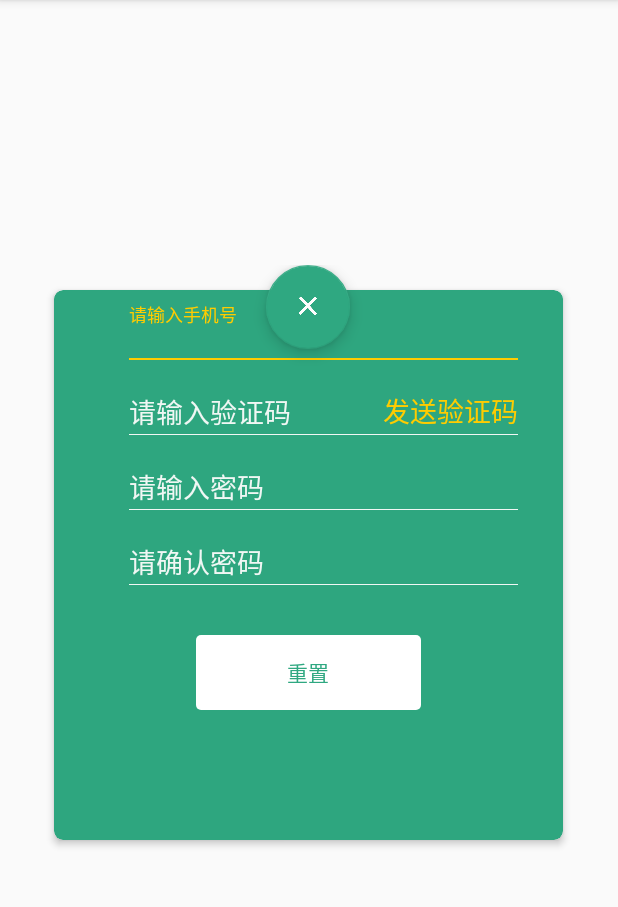
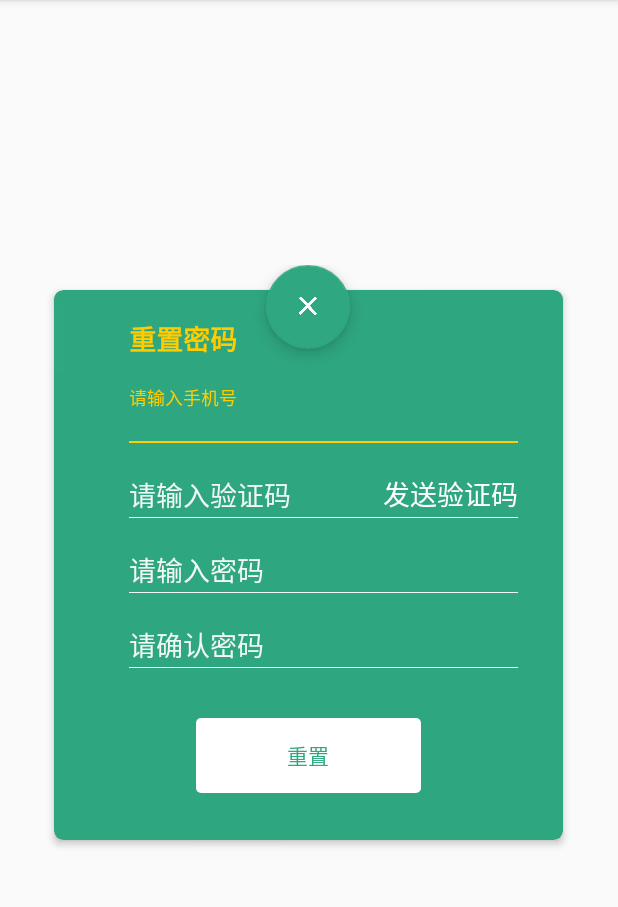
Before and after one commit to jishiDevelopers/jishi-APP, an Android app: the ForgetPasswordActivity screen opened directly, with no data from a screen before it, on a phone screen of 412 x 824 dp, the part 84-991 px from its top. Run offline under Robolectric (Android 15) with nearby library versions, the phone set to English and light mode, and no system bars.

Commit message:
feat: finish the forget password interface

```diff
--- a/app/src/main/java/com/bbel/eatnow/ForgetPasswordActivity.java
+++ b/app/src/main/java/com/bbel/eatnow/ForgetPasswordActivity.java
@@ -2,6 +2,8 @@ package com.bbel.eatnow;
 
 import android.animation.Animator;
 import android.animation.AnimatorListenerAdapter;
+import android.app.ActivityOptions;
+import android.content.Intent;
 import android.os.Bundle;
 import android.support.design.widget.FloatingActionButton;
 import android.support.v7.app.AppCompatActivity;
@@ -11,11 +13,14 @@ import android.transition.TransitionInflater;
 import android.view.View;
 import android.view.ViewAnimationUtils;
 import android.view.animation.AccelerateInterpolator;
+import android.widget.Button;
+import android.widget.TextView;
 
 public class ForgetPasswordActivity extends AppCompatActivity {
 
     private FloatingActionButton fab;
     private CardView forget;
+    private Button buttonReset;
 
     @Override
     protected void onCreate(Bundle savedInstanceState) {
@@ -23,6 +28,7 @@ public class ForgetPasswordActivity extends AppCompatActivity {
         setContentView(R.layout.activity_forget_password);
         ShowEnterAnimation();
         initView();
+        setListener();
         fab.setOnClickListener(new View.OnClickListener() {
             @Override
             public void onClick(View v) {
@@ -32,8 +38,22 @@ public class ForgetPasswordActivity extends AppCompatActivity {
     }
 
     private void initView() {
-        fab = findViewById(R.id.fab_f);
+        fab = findViewById(R.id.fab);
         forget = findViewById(R.id.forget);
+        buttonReset = findViewById(R.id.bt_go);
+    }
+
+    private void setListener() {
+        buttonReset.setOnClickListener(new View.OnClickListener() {
+            @Override
+            public void onClick(View view) {
+                getWindow().setExitTransition(null);
+                getWindow().setEnterTransition(null);
+                ActivityOptions oc2 = ActivityOptions.makeSceneTransitionAnimation(ForgetPasswordActivity.this);
+                Intent i2 = new Intent(ForgetPasswordActivity.this,LoginActivity.class);
+                startActivity(i2, oc2.toBundle());
+            }
+        });
     }
 
     private void ShowEnterAnimation() {
@@ -114,4 +134,5 @@ public class ForgetPasswordActivity extends AppCompatActivity {
     public void onBackPressed() {
         animateRevealClose();
     }
+
 }
--- a/app/src/main/res/layout/activity_forget_password.xml
+++ b/app/src/main/res/layout/activity_forget_password.xml
@@ -16,7 +16,6 @@
             android:id="@+id/forget"
             app:cardBackgroundColor="#2ea67f"
             android:layout_marginTop="10dp"
-            android:layout_gravity="center_horizontal"
             android:layout_width="match_parent"
             android:layout_height="380dp"
             app:cardCornerRadius="6dp"
@@ -27,6 +26,26 @@
                 android:layout_width="match_parent"
                 android:layout_height="match_parent">
 
+                <RelativeLayout
+                    android:layout_marginTop="10dp"
+                    android:layout_width="match_parent"
+                    android:layout_height="45dp">
+                    <View
+                        android:layout_alignParentStart="true"
+                        android:layout_width="8dp"
+                        android:layout_height="match_parent"
+                        android:background="#2fa881"
+                        />
+                    <TextView
+                        android:layout_centerVertical="true"
+                        android:layout_width="wrap_content"
+                        android:layout_height="wrap_content"
+                        android:layout_marginStart="50dp"
+                        android:text="@string/reset_password"
+                        android:textColor="#FFCC00"
+                        android:textSize="18sp"
+                        android:textStyle="bold" />
+                </RelativeLayout>
                 <RelativeLayout
                     android:layout_marginTop="10dp"
                     android:paddingStart="50dp"
@@ -87,7 +106,7 @@
                         android:background="@null"
                         android:button="@drawable/selector_bg_edit_2"
                         android:text="@string/send"
-                        android:textColor="#FFCC00"
+                        android:textColor="#FFFFFF"
                         android:textSize="18sp" />
                 </RelativeLayout>
 
--- a/app/src/main/res/layout/activity_register.xml
+++ b/app/src/main/res/layout/activity_register.xml
@@ -106,7 +106,7 @@
                         android:background="@null"
                         android:button="@drawable/selector_bg_edit_2"
                         android:text="@string/send"
-                        android:textColor="#FFCC00"
+                        android:textColor="#FFFFFF"
                         android:textSize="18sp" />
                 </RelativeLayout>
 
--- a/app/src/main/res/values/strings.xml
+++ b/app/src/main/res/values/strings.xml
@@ -5,6 +5,7 @@
     <string name="phone_number">请输入手机号</string>
     <string name="password">请输入密码</string>
     <string name="forget_password">忘记密码 ?</string>
+    <string name="reset_password">重置密码</string>
     <string name="go">登录</string>
     <string name="repeat_password">请确认密码</string>
     <string name="Next_R">注册</string>
```
Also changed, not shown: app/build.gradle (+5 -5 lines), app/src/main/java/com/bbel/eatnow/LoginActivity.java (+15 -10 lines), app/src/main/res/layout/activity_login.xml (+0 -8 lines).
